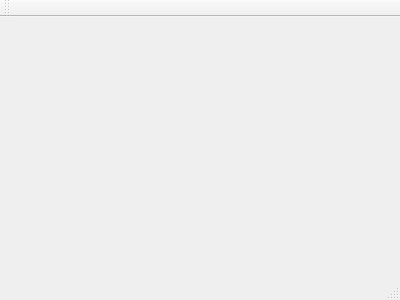
This is mainwindow.ui in atile-y/GoL as Qt 5 draws it before an edit. The edited form follows.
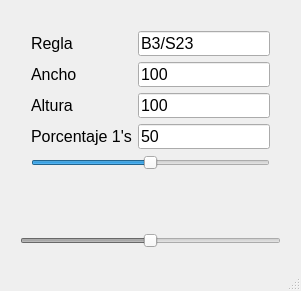
This is the edited form. Icons and pictures are not drawn.

Diff of the .ui file:
```diff
--- a/mainwindow.ui
+++ b/mainwindow.ui
@@ -1,24 +1,234 @@
 <ui version="4.0">
  <class>MainWindow</class>
- <widget class="QMainWindow" name="MainWindow" >
-  <property name="geometry" >
+ <widget class="QMainWindow" name="MainWindow">
+  <property name="geometry">
    <rect>
     <x>0</x>
     <y>0</y>
-    <width>400</width>
-    <height>300</height>
+    <width>301</width>
+    <height>291</height>
    </rect>
   </property>
-  <property name="windowTitle" >
-   <string>MainWindow</string>
+  <property name="font">
+   <font>
+    <pointsize>12</pointsize>
+   </font>
   </property>
-  <widget class="QMenuBar" name="menuBar" />
-  <widget class="QToolBar" name="mainToolBar" />
-  <widget class="QWidget" name="centralWidget" />
-  <widget class="QStatusBar" name="statusBar" />
+  <property name="windowTitle">
+   <string>Game of Life</string>
+  </property>
+  <widget class="QWidget" name="centralWidget">
+   <widget class="QWidget" name="formLayoutWidget">
+    <property name="geometry">
+     <rect>
+      <x>20</x>
+      <y>20</y>
+      <width>261</width>
+      <height>161</height>
+     </rect>
+    </property>
+    <layout class="QFormLayout" name="formLayout">
+     <item row="0" column="0">
+      <widget class="QLabel" name="ruleLabel">
+       <property name="text">
+        <string>Regla</string>
+       </property>
+      </widget>
+     </item>
+     <item row="0" column="1">
+      <widget class="QLineEdit" name="ruleLineEdit">
+       <property name="text">
+        <string>B3/S23</string>
+       </property>
+      </widget>
+     </item>
+     <item row="1" column="0">
+      <widget class="QLabel" name="widthLabel">
+       <property name="text">
+        <string>Ancho</string>
+       </property>
+      </widget>
+     </item>
+     <item row="1" column="1">
+      <widget class="QLineEdit" name="widthLineEdit">
+       <property name="text">
+        <string>100</string>
+       </property>
+      </widget>
+     </item>
+     <item row="2" column="0">
+      <widget class="QLabel" name="heightLabel">
+       <property name="text">
+        <string>Altura</string>
+       </property>
+      </widget>
+     </item>
+     <item row="2" column="1">
+      <widget class="QLineEdit" name="heightLineEdit">
+       <property name="text">
+        <string>100</string>
+       </property>
+      </widget>
+     </item>
+     <item row="3" column="0">
+      <widget class="QLabel" name="percentLabel">
+       <property name="text">
+        <string>Porcentaje 1's</string>
+       </property>
+      </widget>
+     </item>
+     <item row="3" column="1">
+      <widget class="QLineEdit" name="percentLineEdit">
+       <property name="text">
+        <string>50</string>
+       </property>
+      </widget>
+     </item>
+     <item row="4" column="0" colspan="2">
+      <widget class="QSlider" name="percentHorizontalSlider">
+       <property name="maximum">
+        <number>1000</number>
+       </property>
+       <property name="singleStep">
+        <number>10</number>
+       </property>
+       <property name="pageStep">
+        <number>50</number>
+       </property>
+       <property name="value">
+        <number>500</number>
+       </property>
+       <property name="orientation">
+        <enum>Qt::Horizontal</enum>
+       </property>
+       <property name="invertedControls">
+        <bool>true</bool>
+       </property>
+      </widget>
+     </item>
+    </layout>
+   </widget>
+   <widget class="QPushButton" name="stopPushButton">
+    <property name="enabled">
+     <bool>false</bool>
+    </property>
+    <property name="geometry">
+     <rect>
+      <x>60</x>
+      <y>190</y>
+      <width>32</width>
+      <height>32</height>
+     </rect>
+    </property>
+    <property name="cursor">
+     <cursorShape>PointingHandCursor</cursorShape>
+    </property>
+    <property name="text">
+     <string/>
+    </property>
+    <property name="icon">
+     <iconset resource="resources.qrc">
+      <normaloff>:/images/stop.png</normaloff>:/images/stop.png</iconset>
+    </property>
+    <property name="iconSize">
+     <size>
+      <width>32</width>
+      <height>32</height>
+     </size>
+    </property>
+    <property name="flat">
+     <bool>true</bool>
+    </property>
+   </widget>
+   <widget class="QPushButton" name="pausePushButton">
+    <property name="enabled">
+     <bool>false</bool>
+    </property>
+    <property name="geometry">
+     <rect>
+      <x>130</x>
+      <y>190</y>
+      <width>32</width>
+      <height>32</height>
+     </rect>
+    </property>
+    <property name="cursor">
+     <cursorShape>PointingHandCursor</cursorShape>
+    </property>
+    <property name="text">
+     <string/>
+    </property>
+    <property name="icon">
+     <iconset resource="resources.qrc">
+      <normaloff>:/images/pause.png</normaloff>:/images/pause.png</iconset>
+    </property>
+    <property name="iconSize">
+     <size>
+      <width>32</width>
+      <height>32</height>
+     </size>
+    </property>
+    <property name="flat">
+     <bool>true</bool>
+    </property>
+   </widget>
+   <widget class="QPushButton" name="playPushButton">
+    <property name="geometry">
+     <rect>
+      <x>200</x>
+      <y>190</y>
+      <width>32</width>
+      <height>32</height>
+     </rect>
+    </property>
+    <property name="cursor">
+     <cursorShape>PointingHandCursor</cursorShape>
+    </property>
+    <property name="text">
+     <string/>
+    </property>
+    <property name="icon">
+     <iconset resource="resources.qrc">
+      <normaloff>:/images/play.png</normaloff>:/images/play.png</iconset>
+    </property>
+    <property name="iconSize">
+     <size>
+      <width>32</width>
+      <height>32</height>
+     </size>
+    </property>
+    <property name="flat">
+     <bool>true</bool>
+    </property>
+   </widget>
+   <widget class="QSlider" name="delayHorizontalSlider">
+    <property name="enabled">
+     <bool>false</bool>
+    </property>
+    <property name="geometry">
+     <rect>
+      <x>20</x>
+      <y>230</y>
+      <width>261</width>
+      <height>21</height>
+     </rect>
+    </property>
+    <property name="maximum">
+     <number>200</number>
+    </property>
+    <property name="value">
+     <number>100</number>
+    </property>
+    <property name="orientation">
+     <enum>Qt::Horizontal</enum>
+    </property>
+   </widget>
+  </widget>
+  <widget class="QStatusBar" name="statusBar"/>
  </widget>
- <layoutDefault spacing="6" margin="11" />
- <pixmapfunction></pixmapfunction>
- <resources/>
+ <layoutdefault spacing="6" margin="11"/>
+ <resources>
+  <include location="resources.qrc"/>
+ </resources>
  <connections/>
 </ui>
```
Left out of the diff: 1 changed line with no effect on the pictures.
